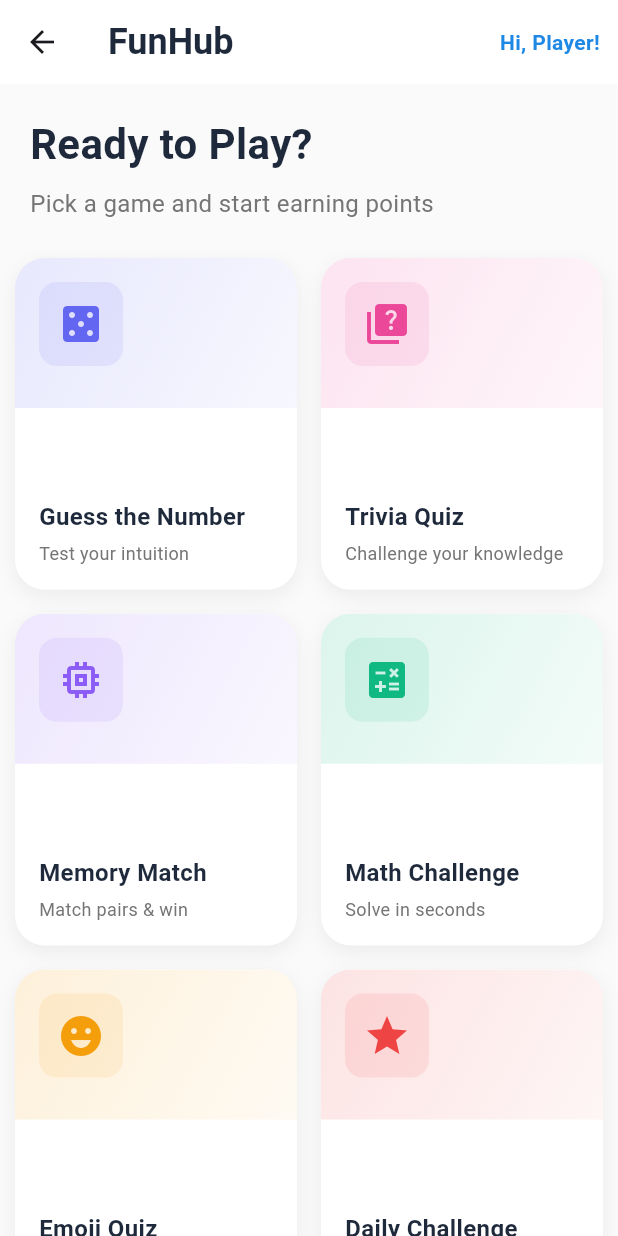
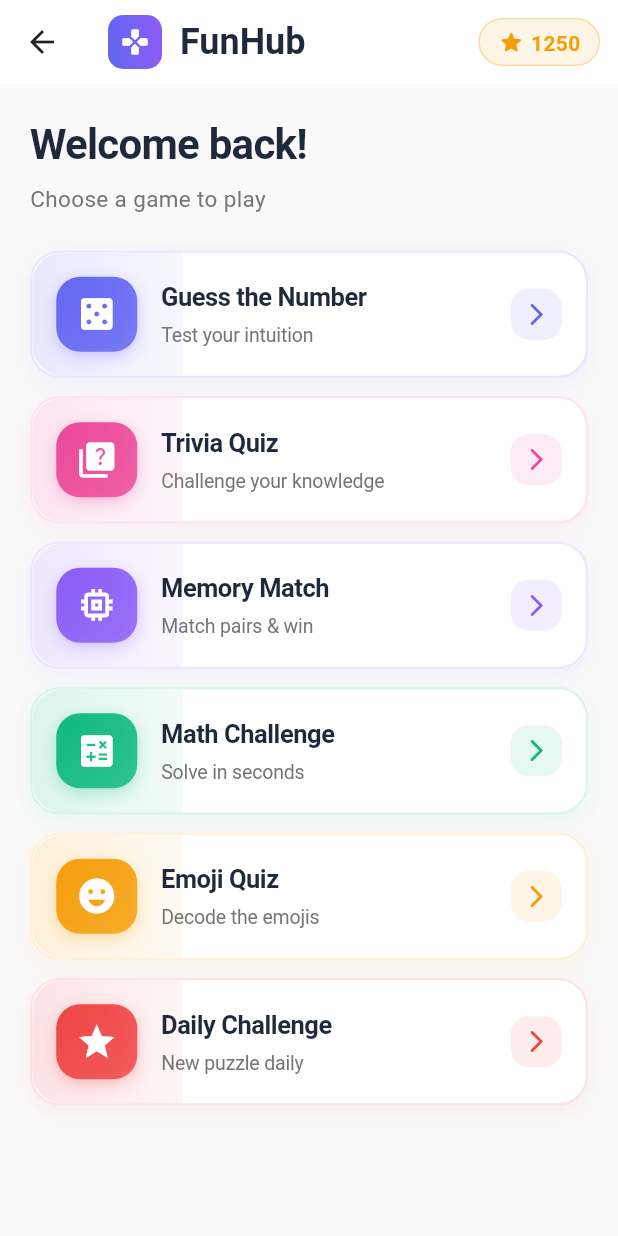
Before and after one commit to Prashanth291/FunHub, a Flutter app: the HomeScreen screen opened directly, on a phone screen of 412 x 824 dp. Run offline on Flutter 3.47's test engine with Material 3 defaults, Android fonts, the phone set to English and light mode, and no system bars; our stand-ins replace confetti, firebase_auth, firebase_core, google_sign_in, shared_preferences; accounts and stored records are empty.

Commit message:
UI Setting

```diff
--- a/lib/screens/home_screen.dart
+++ b/lib/screens/home_screen.dart
@@ -1,6 +1,6 @@
+// ignore_for_file: deprecated_member_use
+
 import 'package:flutter/material.dart';
-import 'package:provider/provider.dart';
-import '../services/auth_service.dart';
 
 class GameItem {
   final String title;
@@ -21,6 +21,7 @@ class GameItem {
 class HomeScreen extends StatelessWidget {
   const HomeScreen({super.key});
 
+  // Only show playable games (Leaderboard and Profile are in bottom nav)
   static const List<GameItem> _games = [
     GameItem(
       title: 'Guess the Number',
@@ -73,7 +74,20 @@ class HomeScreen extends StatelessWidget {
       appBar: AppBar(
         elevation: 0,
         backgroundColor: Colors.white,
-        title: const Text(
+        title: Row(
+          children: [
+            Container(
+              padding: const EdgeInsets.all(8),
+              decoration: BoxDecoration(
+                gradient: const LinearGradient(
+                  colors: [Color(0xFF6366F1), Color(0xFF8B5CF6)],
+                ),
+                borderRadius: BorderRadius.circular(10),
+              ),
+              child: const Icon(Icons.games_rounded, color: Colors.white, size: 20),
+            ),
+            const SizedBox(width: 12),
+            const Text(
               'FunHub',
               style: TextStyle(
                 color: Color(0xFF1E293B),
@@ -81,89 +95,103 @@ class HomeScreen extends StatelessWidget {
                 fontSize: 24,
               ),
             ),
+          ],
+        ),
         centerTitle: false,
         actions: [
-          Padding(
-            padding: const EdgeInsets.only(right: 12),
-            child: Center(
-              child: Consumer<AuthService>(
-                builder: (context, authService, _) {
-                  return Text(
-                    'Hi, ${authService.currentUser?.name.split(' ').first ?? 'Player'}!',
+          Container(
+            margin: const EdgeInsets.symmetric(vertical: 12),
+            padding: const EdgeInsets.symmetric(horizontal: 12, vertical: 6),
+            decoration: BoxDecoration(
+              color: const Color(0xFFF59E0B).withOpacity(0.1),
+              borderRadius: BorderRadius.circular(20),
+              border: Border.all(color: const Color(0xFFF59E0B).withOpacity(0.3)),
+            ),
+            child: Row(
+              children: const [
+                Icon(Icons.star_rounded, color: Color(0xFFF59E0B), size: 18),
+                SizedBox(width: 4),
+                Text(
+                  '1250',
                   style: TextStyle(
-                      color: Colors.blue[600],
-                      fontWeight: FontWeight.w600,
+                    color: Color(0xFFF59E0B),
+                    fontWeight: FontWeight.bold,
                     fontSize: 14,
-                    ),
-                  );
-                },
-              ),
                   ),
                 ),
               ],
             ),
-      body: CustomScrollView(
-        slivers: [
-          SliverToBoxAdapter(
-            child: Padding(
-              padding: const EdgeInsets.all(20.0),
+          ),
+          const SizedBox(width: 12),
+        ],
+      ),
+      body: SafeArea(
+        child: Column(
+          crossAxisAlignment: CrossAxisAlignment.start,
+          children: [
+            // Header Section
+            Padding(
+              padding: const EdgeInsets.fromLTRB(20, 20, 20, 16),
               child: Column(
                 crossAxisAlignment: CrossAxisAlignment.start,
                 children: [
                   const Text(
-                    'Ready to Play?',
+                    'Welcome back!',
                     style: TextStyle(
                       fontSize: 28,
                       fontWeight: FontWeight.bold,
                       color: Color(0xFF1E293B),
+                      letterSpacing: -0.5,
                     ),
                   ),
-                  const SizedBox(height: 8),
+                  const SizedBox(height: 6),
                   Text(
-                    'Pick a game and start earning points',
+                    'Choose a game to play',
                     style: TextStyle(
-                      fontSize: 16,
+                      fontSize: 15,
                       color: Colors.grey[600],
                     ),
                   ),
                 ],
               ),
             ),
-          ),
-          SliverPadding(
-            padding: const EdgeInsets.symmetric(horizontal: 10.0, vertical: 5.0),
-            sliver: SliverGrid(
-              gridDelegate: const SliverGridDelegateWithFixedCrossAxisCount(
-                crossAxisCount: 2,
-                mainAxisSpacing: 16,
-                crossAxisSpacing: 16,
-                childAspectRatio: 0.85,
-              ),
-              delegate: SliverChildBuilderDelegate(
-                (context, index) => _GameCard(game: _games[index]),
-                childCount: _games.length,
+
+            // Horizontal Games List
+            Expanded(
+              child: ListView.builder(
+                padding: const EdgeInsets.symmetric(horizontal: 20, vertical: 8),
+                itemCount: _games.length,
+                itemBuilder: (context, index) => _HorizontalGameCard(
+                  game: _games[index],
+                  index: index,
                 ),
               ),
             ),
-          const SliverToBoxAdapter(child: SizedBox(height: 20)),
           ],
+        ),
       ),
     );
   }
 }
 
-class _GameCard extends StatefulWidget {
+class _HorizontalGameCard extends StatefulWidget {
   final GameItem game;
+  final int index;
 
-  const _GameCard({required this.game});
+  const _HorizontalGameCard({
+    required this.game,
+    required this.index,
+  });
 
   @override
-  State<_GameCard> createState() => _GameCardState();
+  State<_HorizontalGameCard> createState() => _HorizontalGameCardState();
 }
 
-class _GameCardState extends State<_GameCard> with SingleTickerProviderStateMixin {
+class _HorizontalGameCardState extends State<_HorizontalGameCard>
+    with SingleTickerProviderStateMixin {
   late AnimationController _controller;
   late Animation<double> _scaleAnimation;
+  bool _isPressed = false;
 
   @override
   void initState() {
@@ -172,7 +200,7 @@ class _GameCardState extends State<_GameCard> with SingleTickerProviderStateMixi
       duration: const Duration(milliseconds: 150),
       vsync: this,
     );
-    _scaleAnimation = Tween<double>(begin: 1.0, end: 0.95).animate(
+    _scaleAnimation = Tween<double>(begin: 1.0, end: 0.97).animate(
       CurvedAnimation(parent: _controller, curve: Curves.easeInOut),
     );
   }
@@ -183,38 +211,43 @@ class _GameCardState extends State<_GameCard> with SingleTickerProviderStateMixi
     super.dispose();
   }
 
-  void _handleTapDown(TapDownDetails details) {
-    _controller.forward();
-  }
-
-  void _handleTapUp(TapUpDetails details) {
-    _controller.reverse();
-  }
-
-  void _handleTapCancel() {
-    _controller.reverse();
-  }
-
   @override
   Widget build(BuildContext context) {
-    return GestureDetector(
-      onTapDown: _handleTapDown,
-      onTapUp: _handleTapUp,
-      onTapCancel: _handleTapCancel,
+    return Padding(
+      padding: const EdgeInsets.only(bottom: 12),
+      child: GestureDetector(
+        onTapDown: (_) {
+          setState(() => _isPressed = true);
+          _controller.forward();
+        },
+        onTapUp: (_) {
+          setState(() => _isPressed = false);
+          _controller.reverse();
+        },
+        onTapCancel: () {
+          setState(() => _isPressed = false);
+          _controller.reverse();
+        },
         onTap: () {
           Navigator.pushNamed(context, widget.game.route);
         },
         child: ScaleTransition(
           scale: _scaleAnimation,
           child: Container(
+            height: 85,
             decoration: BoxDecoration(
               color: Colors.white,
               borderRadius: BorderRadius.circular(20),
+              border: Border.all(
+                color: widget.game.color.withOpacity(0.15),
+                width: 1.5,
+              ),
               boxShadow: [
                 BoxShadow(
-                color: Colors.black.withOpacity(0.06),
-                blurRadius: 10,
+                  color: widget.game.color.withOpacity(_isPressed ? 0.15 : 0.08),
+                  blurRadius: _isPressed ? 16 : 12,
                   offset: const Offset(0, 4),
+                  spreadRadius: 0,
                 ),
               ],
             ),
@@ -224,57 +257,104 @@ class _GameCardState extends State<_GameCard> with SingleTickerProviderStateMixi
                 children: [
                   // Gradient background
                   Positioned(
+                    left: 0,
                     top: 0,
-                  left: 0,
-                  right: 0,
+                    bottom: 0,
                     child: Container(
-                    height: 100,
+                      width: 100,
                       decoration: BoxDecoration(
                         gradient: LinearGradient(
                           colors: [
                             widget.game.color.withOpacity(0.15),
                             widget.game.color.withOpacity(0.05),
                           ],
-                        begin: Alignment.topLeft,
-                        end: Alignment.bottomRight,
+                          begin: Alignment.centerLeft,
+                          end: Alignment.centerRight,
                         ),
                       ),
                     ),
                   ),
+
                   // Content
                   Padding(
                     padding: const EdgeInsets.all(16.0),
-                  child: Column(
-                    crossAxisAlignment: CrossAxisAlignment.start,
+                    child: Row(
                       children: [
+                        // Icon/Image Section
                         Container(
-                        padding: const EdgeInsets.all(12),
+                          width: 54,
+                          height: 54,
                           decoration: BoxDecoration(
-                          color: widget.game.color.withOpacity(0.1),
-                          borderRadius: BorderRadius.circular(12),
+                            gradient: LinearGradient(
+                              colors: [
+                                widget.game.color,
+                                widget.game.color.withOpacity(0.8),
+                              ],
+                              begin: Alignment.topLeft,
+                              end: Alignment.bottomRight,
+                            ),
+                            borderRadius: BorderRadius.circular(16),
+                            boxShadow: [
+                              BoxShadow(
+                                color: widget.game.color.withOpacity(0.3),
+                                blurRadius: 8,
+                                offset: const Offset(0, 3),
+                              ),
+                            ],
                           ),
                           child: Icon(
                             widget.game.icon,
-                          size: 32,
-                          color: widget.game.color,
+                            color: Colors.white,
+                            size: 28,
                           ),
                         ),
-                      const Spacer(),
+
+                        const SizedBox(width: 16),
+
+                        // Text Section
+                        Expanded(
+                          child: Column(
+                            crossAxisAlignment: CrossAxisAlignment.start,
+                            mainAxisAlignment: MainAxisAlignment.center,
+                            children: [
                               Text(
                                 widget.game.title,
                                 style: const TextStyle(
-                          fontSize: 16,
+                                  fontSize: 17,
                                   fontWeight: FontWeight.bold,
                                   color: Color(0xFF1E293B),
+                                  letterSpacing: -0.3,
                                 ),
+                                maxLines: 1,
+                                overflow: TextOverflow.ellipsis,
                               ),
                               const SizedBox(height: 4),
                               if (widget.game.description != null)
                                 Text(
                                   widget.game.description!,
                                   style: TextStyle(
-                            fontSize: 12,
+                                    fontSize: 13,
                                     color: Colors.grey[600],
+                                    letterSpacing: -0.1,
+                                  ),
+                                  maxLines: 1,
+                                  overflow: TextOverflow.ellipsis,
+                                ),
+                            ],
+                          ),
+                        ),
+
+                        // Arrow/Play Button
+                        Container(
+                          padding: const EdgeInsets.all(8),
+                          decoration: BoxDecoration(
+                            color: widget.game.color.withOpacity(0.1),
+                            borderRadius: BorderRadius.circular(12),
+                          ),
+                          child: Icon(
+                            Icons.arrow_forward_ios_rounded,
+                            color: widget.game.color,
+                            size: 18,
                           ),
                         ),
                       ],
@@ -285,6 +365,7 @@ class _GameCardState extends State<_GameCard> with SingleTickerProviderStateMixi
             ),
           ),
         ),
+      ),
     );
   }
 }
--- a/lib/screens/profile.dart
+++ b/lib/screens/profile.dart
@@ -1,3 +1,5 @@
+// ignore_for_file: deprecated_member_use, unnecessary_to_list_in_spreads
+
 import 'package:flutter/material.dart';
 import 'package:provider/provider.dart';
 import '../services/auth_service.dart';
```
Also changed, not shown: lib/main.dart (+17 -31 lines), lib/screens/splash_screen.dart (added, +134 -0 lines). Lines whose indentation alone changed are shown as unchanged.
